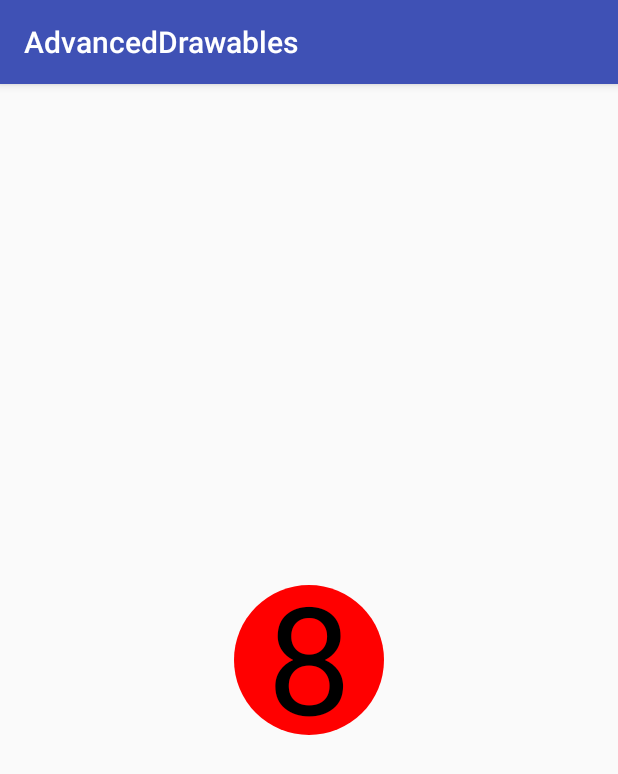
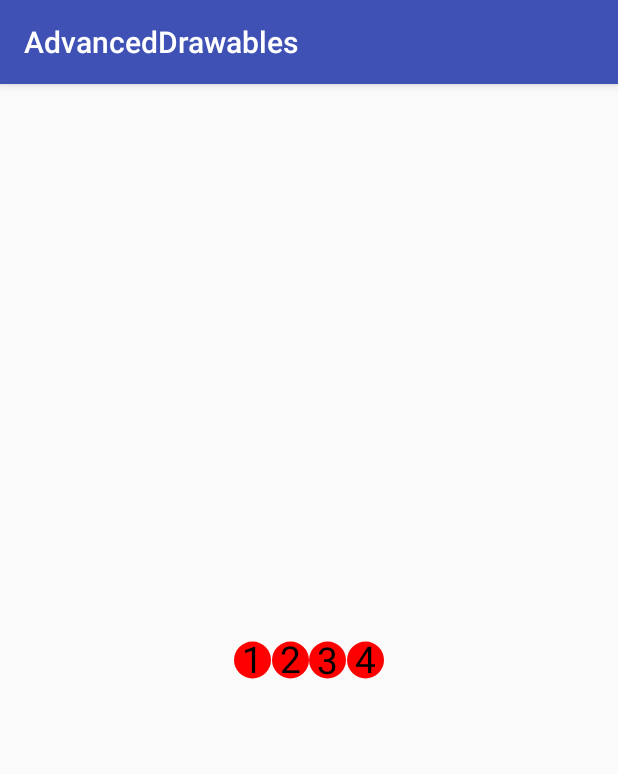
Before and after one commit to suzp1984/advanced-drawable, an Android app: the screen it shows after launch (MainActivity), on a phone screen of 412 x 824 dp. Shown: the top 774 px of the screen. Run offline under Robolectric (Android 15) with nearby library versions, the phone set to English and light mode, and no system bars.

Commit message:
add Double Drawable

```diff
--- a/app/src/main/java/io/github/suzp1984/advanceddrawables/MainActivity.kt
+++ b/app/src/main/java/io/github/suzp1984/advanceddrawables/MainActivity.kt
@@ -4,6 +4,7 @@ import android.support.v7.app.AppCompatActivity
 import android.os.Bundle
 import android.widget.ImageView
 import io.github.suzp1984.advanceddrawables.drawable.CircleDrawable
+import io.github.suzp1984.advanceddrawables.drawable.DoubleIconDrawable
 
 class MainActivity : AppCompatActivity() {
 
@@ -13,9 +14,26 @@ class MainActivity : AppCompatActivity() {
 
         val image : ImageView = findViewById(R.id.image) as ImageView
 
-        val circle : CircleDrawable = CircleDrawable()
-        circle.setText("8")
-        circle.alpha = 255
-        image.setImageDrawable(circle)
+//        val circle : CircleDrawable = CircleDrawable()
+//        circle.setText("8")
+//        image.setImageDrawable(circle)
+        val l = CircleDrawable()
+        l.setText("1")
+
+        val r = CircleDrawable()
+        r.setText("2")
+
+        val lDouble = DoubleIconDrawable(l, r)
+
+        val lr = CircleDrawable()
+        lr.setText("3")
+
+        val rr = CircleDrawable()
+        rr.setText("4")
+        val rDouble = DoubleIconDrawable(lr, rr)
+
+        val double : DoubleIconDrawable = DoubleIconDrawable(lDouble, rDouble)
+
+        image.setImageDrawable(double)
     }
 }
--- a/app/src/main/java/io/github/suzp1984/advanceddrawables/drawable/CircleDrawable.kt
+++ b/app/src/main/java/io/github/suzp1984/advanceddrawables/drawable/CircleDrawable.kt
@@ -10,7 +10,7 @@ class CircleDrawable : Drawable() {
     private var txtPaint: Paint = Paint()
     private var text: String = ""
     private val TAG : String = "CircleDrawable"
-    private var alphaValue : Int = alpha
+    private var alphaValue : Int = 0xff
 
     init {
         backgroundPaint.style = Paint.Style.FILL
--- /dev/null
+++ b/app/src/main/java/io/github/suzp1984/advanceddrawables/drawable/DoubleIconDrawable.kt
@@ -0,0 +1,56 @@
+package io.github.suzp1984.advanceddrawables.drawable
+
+import android.graphics.Canvas
+import android.graphics.ColorFilter
+import android.graphics.PixelFormat
+import android.graphics.Rect
+import android.graphics.drawable.Drawable
+
+
+class DoubleIconDrawable(val left : Drawable, val right : Drawable) : Drawable() {
+
+    private var alphaValue : Int = 0xff
+
+    override fun draw(canvas: Canvas?) {
+        val rect : Rect = bounds
+        val w = if (rect.height() < rect.width() / 2) rect.height() else rect.width() / 2
+        val l = rect.left
+        val t = rect.top
+        val r = rect.right
+        val b = rect.bottom
+
+        val leftR = Rect()
+        leftR.set(l, t + rect.height() / 2 - w / 2, l + w, t + rect.height() / 2 + w / 2)
+        left.bounds = leftR
+
+        val rightR = Rect()
+        rightR.set(l + rect.width() - w, t + rect.height() / 2 - w / 2, r, t + rect.height() / 2 + w / 2)
+        right.bounds = rightR
+
+        left.draw(canvas)
+        right.draw(canvas)
+    }
+
+    override fun setAlpha(alpha: Int) {
+        left.alpha = alpha
+        right.alpha = alpha
+        alphaValue = alpha
+    }
+
+    override fun getAlpha(): Int {
+        return alphaValue
+    }
+
+    override fun getOpacity(): Int {
+        if (alphaValue < 255) {
+            return PixelFormat.TRANSLUCENT
+        } else {
+            return PixelFormat.OPAQUE
+        }
+    }
+
+    override fun setColorFilter(colorFilter: ColorFilter?) {
+        left.colorFilter = colorFilter
+        right.colorFilter = colorFilter
+    }
+}
```
